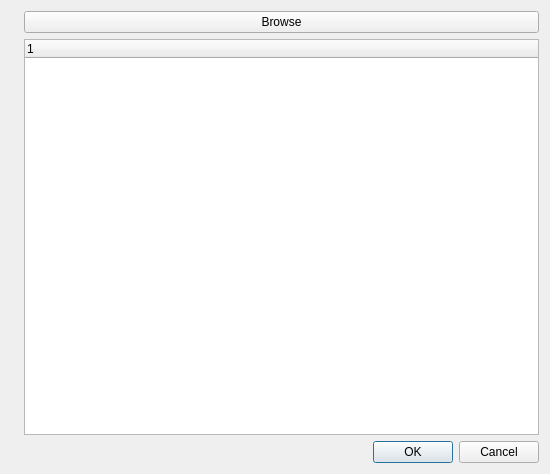
The window that Tacktech_Manager/ui/Add_File_Dialog.ui (HP-xyz/tacktech) describes before a commit, drawn with Qt 5.
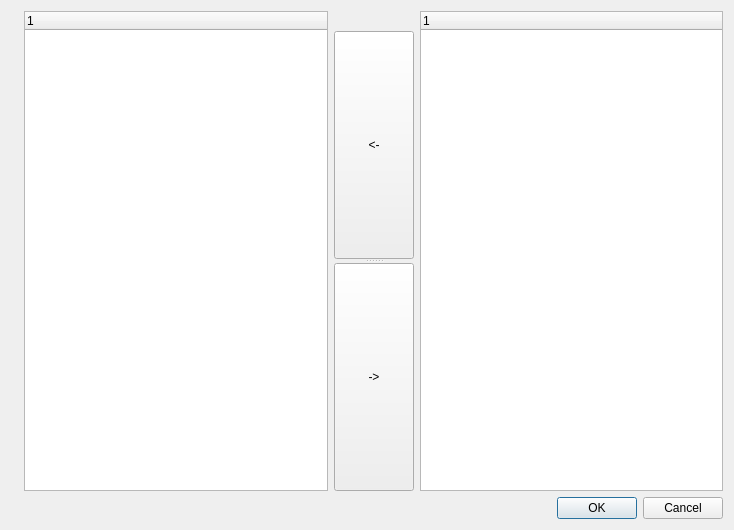
The same window after the commit.

Commit message: First phase of playlist editing added.

```diff
--- a/Tacktech_Manager/ui/Add_File_Dialog.ui
+++ b/Tacktech_Manager/ui/Add_File_Dialog.ui
@@ -6,8 +6,8 @@
    <rect>
     <x>0</x>
     <y>0</y>
-    <width>550</width>
-    <height>474</height>
+    <width>734</width>
+    <height>530</height>
    </rect>
   </property>
   <property name="windowTitle">
@@ -15,29 +15,21 @@
   </property>
   <widget class="QWidget" name="centralWidget">
    <layout class="QGridLayout" name="gridLayout">
-    <item row="1" column="0">
+    <item row="0" column="0">
      <widget class="QLabel" name="label">
       <property name="text">
        <string/>
       </property>
      </widget>
     </item>
-    <item row="2" column="2">
-     <widget class="QDialogButtonBox" name="buttonBox">
-      <property name="standardButtons">
-       <set>QDialogButtonBox::Cancel|QDialogButtonBox::Ok</set>
+    <item row="0" column="1" rowspan="2">
+     <widget class="QTreeWidget" name="playlist_filenames">
+      <property name="minimumSize">
+       <size>
+        <width>20</width>
+        <height>20</height>
+       </size>
       </property>
-     </widget>
-    </item>
-    <item row="0" column="2">
-     <widget class="QPushButton" name="browse_button">
-      <property name="text">
-       <string>Browse</string>
-      </property>
-     </widget>
-    </item>
-    <item row="1" column="2">
-     <widget class="QTreeWidget" name="filename_tree_widget">
       <property name="acceptDrops">
        <bool>false</bool>
       </property>
@@ -51,6 +43,45 @@
       </column>
      </widget>
     </item>
+    <item row="0" column="3" rowspan="2">
+     <widget class="QTreeWidget" name="server_filenames">
+      <property name="minimumSize">
+       <size>
+        <width>20</width>
+        <height>20</height>
+       </size>
+      </property>
+      <column>
+       <property name="text">
+        <string notr="true">1</string>
+       </property>
+      </column>
+     </widget>
+    </item>
+    <item row="1" column="2">
+     <widget class="QSplitter" name="splitter">
+      <property name="orientation">
+       <enum>Qt::Vertical</enum>
+      </property>
+      <widget class="QPushButton" name="pushButton">
+       <property name="text">
+        <string>&lt;-</string>
+       </property>
+      </widget>
+      <widget class="QPushButton" name="pushButton_2">
+       <property name="text">
+        <string>-&gt;</string>
+       </property>
+      </widget>
+     </widget>
+    </item>
+    <item row="2" column="3">
+     <widget class="QDialogButtonBox" name="buttonBox">
+      <property name="standardButtons">
+       <set>QDialogButtonBox::Cancel|QDialogButtonBox::Ok</set>
+      </property>
+     </widget>
+    </item>
    </layout>
   </widget>
  </widget>
```
The commit also changes 18 other files.
